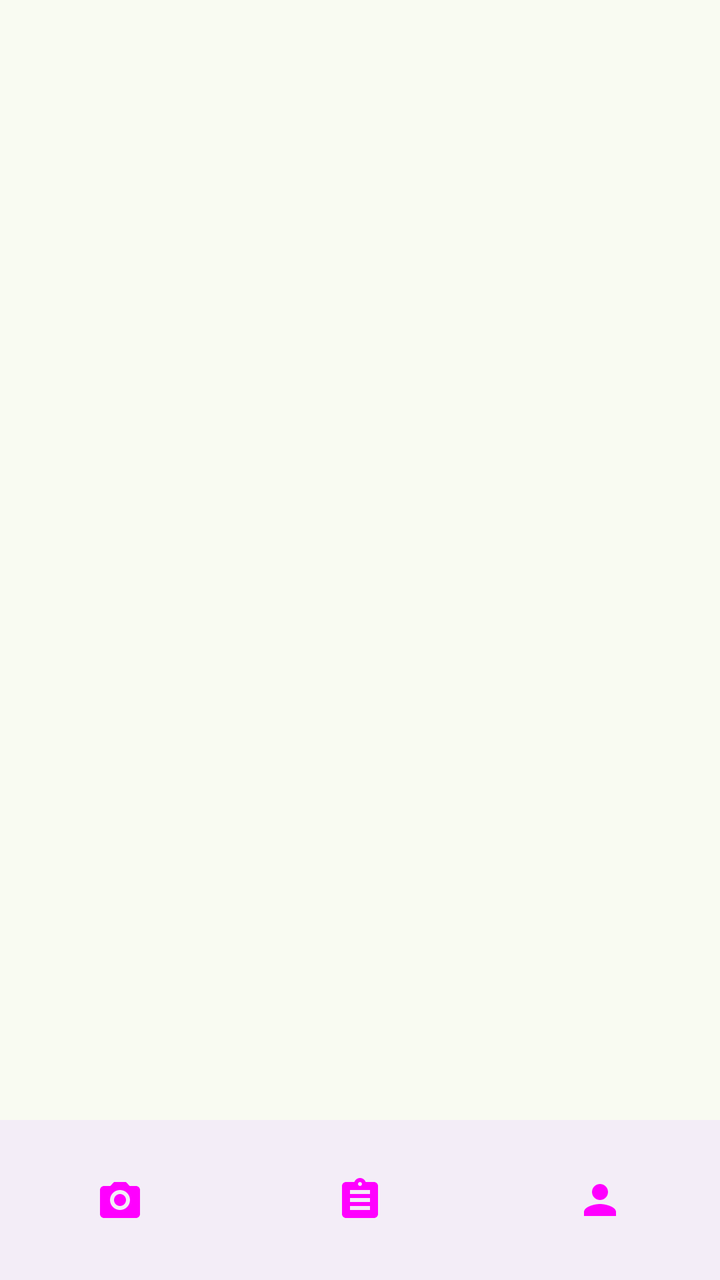
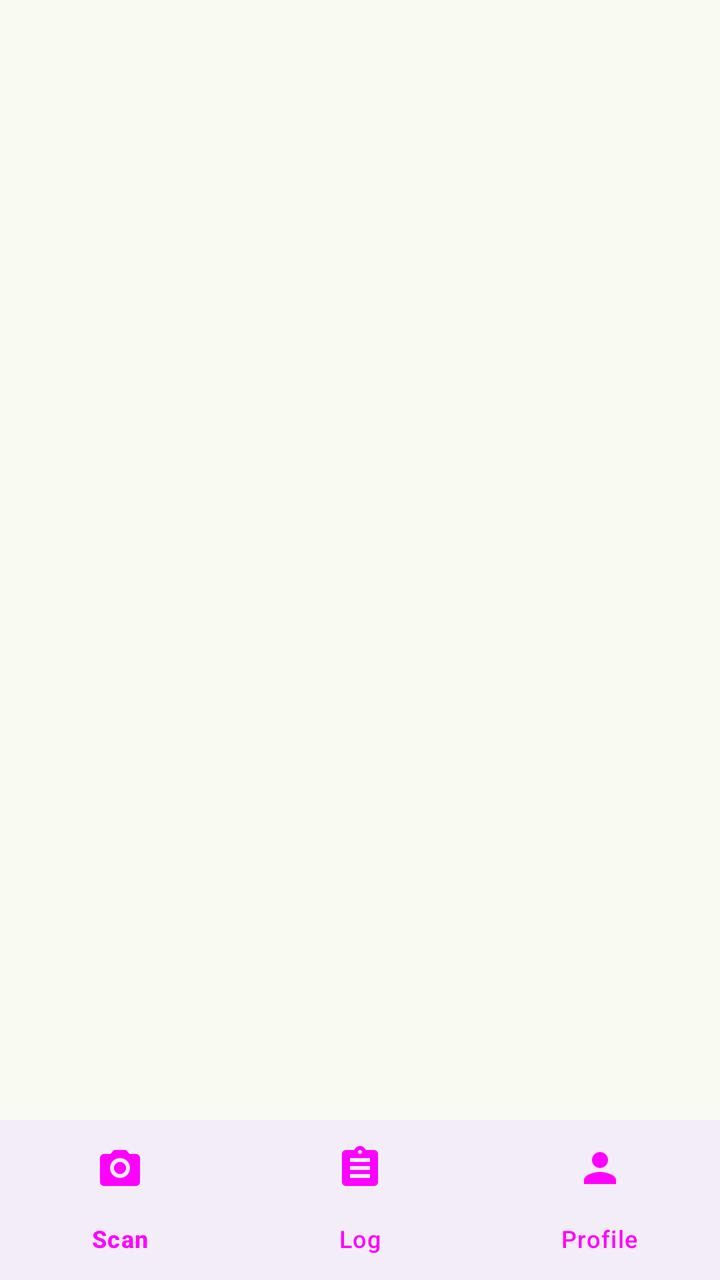

An Android layout rendered at two revisions. The XML below is the earlier revision; the diff shows what the commit changed to produce the second picture.
<!-- AndroidManifest.xml: application theme Theme.ScaScan -->
<!-- res/layout/fragment_main.xml -->
<?xml version="1.0" encoding="utf-8"?>
<androidx.constraintlayout.widget.ConstraintLayout
    xmlns:android="http://schemas.android.com/apk/res/android"
    xmlns:app="http://schemas.android.com/apk/res-auto"
    android:layout_width="match_parent"
    android:layout_height="match_parent"
    android:background="?android:colorBackground">

    <androidx.viewpager2.widget.ViewPager2
        android:id="@+id/viewPager"
        android:layout_width="0dp"
        android:layout_height="0dp"
        app:layout_constraintTop_toTopOf="parent"
        app:layout_constraintBottom_toBottomOf="parent"
        app:layout_constraintStart_toStartOf="parent"
        app:layout_constraintEnd_toEndOf="parent" />

    <com.google.android.material.progressindicator.LinearProgressIndicator
        android:id="@+id/analysisProgress"
        android:layout_width="match_parent"
        android:layout_height="4dp"
        android:indeterminate="true"
        android:visibility="gone"
        app:trackCornerRadius="0dp"
        app:layout_constraintTop_toTopOf="parent" />

    <com.google.android.material.bottomnavigation.BottomNavigationView
        android:id="@+id/bottomNav"
        android:layout_width="0dp"
        android:layout_height="wrap_content"
        app:menu="@menu/bottom_nav_menu"
        app:labelVisibilityMode="unlabeled"
        app:layout_constraintBottom_toBottomOf="parent"
        app:layout_constraintStart_toStartOf="parent"
        app:layout_constraintEnd_toEndOf="parent"
        android:background="?attr/colorSurfaceContainer" />

</androidx.constraintlayout.widget.ConstraintLayout>
<!-- resources referenced by this layout -->
<resources>
  <style name="Theme.ScaScan" parent="Theme.Material3.DayNight.NoActionBar">
          
          
          <item name="colorPrimary">@color/colorPrimary</item>
          <item name="colorOnPrimary">@color/colorOnPrimary</item>
          <item name="colorPrimaryContainer">?attr/colorPrimaryContainer</item>
          <item name="colorOnPrimaryContainer">?attr/colorOnPrimaryContainer</item>
          <item name="colorSecondary">?attr/colorSecondary</item>
          <item name="colorOnSecondary">?attr/colorOnSecondary</item>
          <item name="colorSecondaryContainer">?attr/colorSecondaryContainer</item>
          <item name="colorOnSecondaryContainer">?attr/colorOnSecondaryContainer</item>
          <item name="colorTertiary">?attr/colorTertiary</item>
          <item name="colorOnTertiary">?attr/colorOnTertiary</item>
          <item name="colorTertiaryContainer">?attr/colorTertiaryContainer</item>
          <item name="colorOnTertiaryContainer">?attr/colorOnTertiaryContainer</item>
          <item name="colorError">?attr/colorError</item>
          <item name="colorOnError">?attr/colorOnError</item>
          <item name="android:colorBackground">@color/colorBackground</item>
          <item name="colorSurface">?attr/colorSurface</item>
          <item name="colorOnSurface">?attr/colorOnSurface</item>
          <item name="colorSurfaceVariant">?attr/colorSurfaceVariant</item>
          <item name="colorOnSurfaceVariant">?attr/colorOnSurfaceVariant</item>
          <item name="colorOutline">?attr/colorOutline</item>
          <item name="colorOutlineVariant">?attr/colorOutlineVariant</item>
  
          
          <item name="shapeAppearanceSmallComponent">@style/ShapeAppearance.App.Pill</item>
          <item name="shapeAppearanceMediumComponent">@style/ShapeAppearance.App.Pill</item>
          <item name="shapeAppearanceLargeComponent">@style/ShapeAppearance.App.LargeRounded</item>
  
          
          <item name="materialButtonStyle">@style/Widget.App.Button</item>
          <item name="materialButtonOutlinedStyle">@style/Widget.App.Button.Outlined</item>
  
          
          <item name="floatingActionButtonStyle">@style/Widget.App.FloatingActionButton</item>
          <item name="extendedFloatingActionButtonStyle">@style/Widget.App.ExtendedFab</item>
  
          
          <item name="materialCardViewStyle">@style/Widget.App.Card</item>
      </style>
  <color name="colorPrimary">#386A20</color>
  <color name="colorOnPrimary">#FFFFFF</color>
  <color name="colorBackground">#F9FBF2</color>
  <style name="ShapeAppearance.App.Pill" parent="">
          <item name="cornerFamily">rounded</item>
          <item name="cornerSize">50%</item>
      </style>
  <style name="ShapeAppearance.App.LargeRounded" parent="">
          <item name="cornerFamily">rounded</item>
          <item name="cornerSize">28dp</item>
      </style>
  <style name="Widget.App.Button" parent="Widget.Material3.Button">
          <item name="shapeAppearance">@style/ShapeAppearance.App.Pill</item>
          <item name="android:paddingStart">24dp</item>
          <item name="android:paddingEnd">24dp</item>
      </style>
  <style name="Widget.App.Button.Outlined" parent="Widget.Material3.Button.OutlinedButton">
          <item name="shapeAppearance">@style/ShapeAppearance.App.Pill</item>
          <item name="android:paddingStart">24dp</item>
          <item name="android:paddingEnd">24dp</item>
      </style>
  <style name="Widget.App.FloatingActionButton" parent="Widget.Material3.FloatingActionButton.Large.Primary">
          <item name="shapeAppearance">@style/ShapeAppearance.App.Pill</item>
      </style>
  <style name="Widget.App.ExtendedFab" parent="Widget.Material3.ExtendedFloatingActionButton.Primary">
          <item name="shapeAppearance">@style/ShapeAppearance.App.Pill</item>
      </style>
  <style name="Widget.App.Card" parent="Widget.Material3.CardView.Filled">
          <item name="shapeAppearance">@style/ShapeAppearance.App.LargeRounded</item>
          <item name="cardElevation">0dp</item>
          <item name="strokeWidth">0dp</item>
      </style>
</resources>

<!-- the commit's change to res/layout/fragment_main.xml (unified diff, before → after) -->
@@ -29,7 +29,7 @@
         android:layout_width="0dp"
         android:layout_height="wrap_content"
         app:menu="@menu/bottom_nav_menu"
-        app:labelVisibilityMode="unlabeled"
+        app:labelVisibilityMode="labeled"
         app:layout_constraintBottom_toBottomOf="parent"
         app:layout_constraintStart_toStartOf="parent"
         app:layout_constraintEnd_toEndOf="parent"
